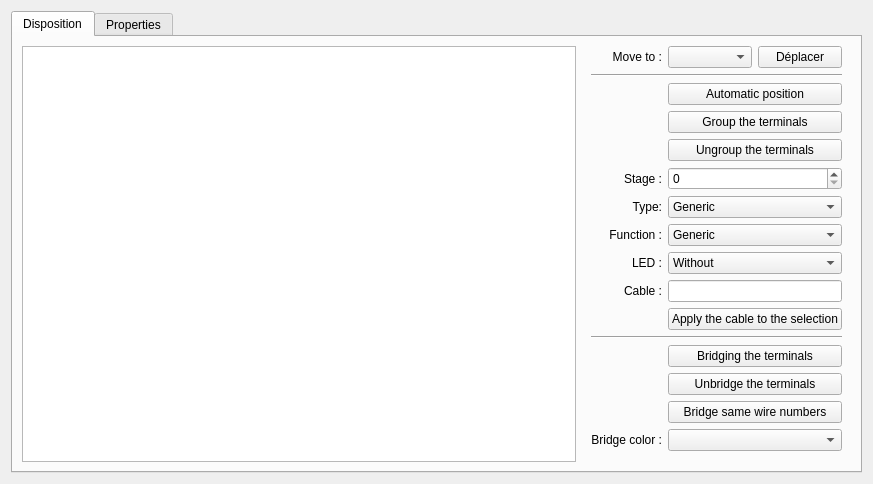
Qt form sources/TerminalStrip/ui/terminalstripeditor.ui (itaueira/qelectrotech-source) before a commit.
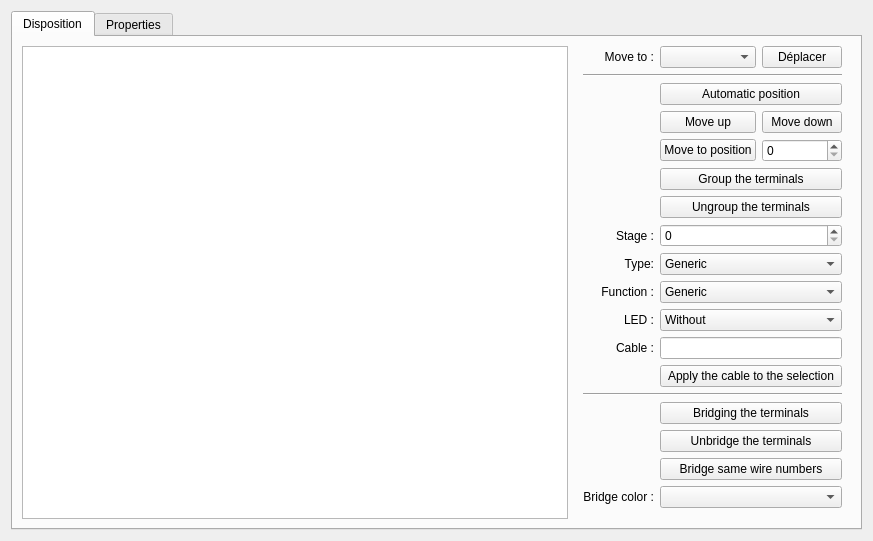
The same form after that commit. Icons and pictures are not drawn. Custom widgets are drawn as their Qt base class.

```diff
--- a/sources/TerminalStrip/ui/terminalstripeditor.ui
+++ b/sources/TerminalStrip/ui/terminalstripeditor.ui
@@ -33,7 +33,7 @@
           <property name="topMargin">
            <number>0</number>
           </property>
-          <item row="8" column="1" colspan="2">
+          <item row="10" column="1" colspan="2">
            <widget class="QComboBox" name="m_led_cb">
             <item>
              <property name="text">
@@ -67,10 +67,10 @@
             </property>
            </widget>
           </item>
-          <item row="15" column="1" colspan="2">
+          <item row="17" column="1" colspan="2">
            <widget class="KColorCombo" name="m_bridge_color_cb"/>
           </item>
-          <item row="5" column="0">
+          <item row="7" column="0">
            <widget class="QLabel" name="label_6">
             <property name="text">
              <string>Stage :</string>
@@ -80,7 +80,7 @@
             </property>
            </widget>
           </item>
-          <item row="6" column="0">
+          <item row="8" column="0">
            <widget class="QLabel" name="label_7">
             <property name="text">
              <string>Type:</string>
@@ -90,7 +90,7 @@
             </property>
            </widget>
           </item>
-          <item row="15" column="0">
+          <item row="17" column="0">
            <widget class="QLabel" name="label_10">
             <property name="text">
              <string>Bridge color :</string>
@@ -100,7 +100,7 @@
             </property>
            </widget>
           </item>
-          <item row="6" column="1" colspan="2">
+          <item row="8" column="1" colspan="2">
            <widget class="QComboBox" name="m_type_cb">
             <item>
              <property name="text">
@@ -154,7 +154,7 @@
             </item>
            </widget>
           </item>
-          <item row="8" column="0">
+          <item row="10" column="0">
            <widget class="QLabel" name="label_9">
             <property name="text">
              <string>LED :</string>
@@ -164,7 +164,7 @@
             </property>
            </widget>
           </item>
-          <item row="9" column="0">
+          <item row="11" column="0">
            <widget class="QLabel" name="label_cable">
             <property name="text">
              <string>Cable :</string>
@@ -174,14 +174,14 @@
             </property>
            </widget>
           </item>
-          <item row="9" column="1" colspan="2">
+          <item row="11" column="1" colspan="2">
            <widget class="QLineEdit" name="m_cable_le">
             <property name="toolTip">
              <string>Name of the cable of the selected terminals</string>
             </property>
            </widget>
           </item>
-          <item row="10" column="1" colspan="2">
+          <item row="12" column="1" colspan="2">
            <widget class="QPushButton" name="m_cable_apply_pb">
             <property name="toolTip">
              <string>Set the cable name to all the selected terminals</string>
@@ -191,14 +191,14 @@
             </property>
            </widget>
           </item>
-          <item row="11" column="0" colspan="3">
+          <item row="13" column="0" colspan="3">
            <widget class="Line" name="line_2">
             <property name="orientation">
              <enum>Qt::Horizontal</enum>
             </property>
            </widget>
           </item>
-          <item row="16" column="0">
+          <item row="18" column="0">
            <spacer name="verticalSpacer">
             <property name="orientation">
              <enum>Qt::Vertical</enum>
@@ -211,7 +211,7 @@
             </property>
            </spacer>
           </item>
-          <item row="7" column="0">
+          <item row="9" column="0">
            <widget class="QLabel" name="label_8">
             <property name="text">
              <string>Function :</string>
@@ -231,7 +231,7 @@
             </property>
            </widget>
           </item>
-          <item row="7" column="1" colspan="2">
+          <item row="9" column="1" colspan="2">
            <widget class="QComboBox" name="m_function_cb">
             <item>
              <property name="text">
@@ -257,7 +257,7 @@
             </property>
            </widget>
           </item>
-          <item row="5" column="1" colspan="2">
+          <item row="7" column="1" colspan="2">
            <widget class="QSpinBox" name="m_level_sb">
             <property name="maximum">
              <number>6</number>
@@ -271,35 +271,72 @@
             </property>
            </widget>
           </item>
-          <item row="3" column="1" colspan="2">
+          <item row="3" column="1">
+           <widget class="QPushButton" name="m_move_up_pb">
+            <property name="toolTip">
+             <string>Move the selected terminals one place up, keeping their labels.</string>
+            </property>
+            <property name="text">
+             <string>Move up</string>
+            </property>
+           </widget>
+          </item>
+          <item row="3" column="2">
+           <widget class="QPushButton" name="m_move_down_pb">
+            <property name="toolTip">
+             <string>Move the selected terminals one place down, keeping their labels.</string>
+            </property>
+            <property name="text">
+             <string>Move down</string>
+            </property>
+           </widget>
+          </item>
+          <item row="4" column="1">
+           <widget class="QPushButton" name="m_move_to_position_pb">
+            <property name="toolTip">
+             <string>Move the selected terminals, as one block, to the position beside, keeping their labels.</string>
+            </property>
+            <property name="text">
+             <string>Move to position</string>
+            </property>
+           </widget>
+          </item>
+          <item row="4" column="2">
+           <widget class="QSpinBox" name="m_position_sb">
+            <property name="toolTip">
+             <string>Position counted as in the Position column, from 0.</string>
+            </property>
+           </widget>
+          </item>
+          <item row="5" column="1" colspan="2">
            <widget class="QPushButton" name="m_group_terminals_pb">
             <property name="text">
              <string>Group the terminals</string>
             </property>
            </widget>
           </item>
-          <item row="4" column="1" colspan="2">
+          <item row="6" column="1" colspan="2">
            <widget class="QPushButton" name="m_ungroup_pb">
             <property name="text">
              <string>Ungroup the terminals</string>
             </property>
            </widget>
           </item>
-          <item row="12" column="1" colspan="2">
+          <item row="14" column="1" colspan="2">
            <widget class="QPushButton" name="m_bridge_terminals_pb">
             <property name="text">
              <string>Bridging the terminals</string>
             </property>
            </widget>
           </item>
-          <item row="13" column="1" colspan="2">
+          <item row="15" column="1" colspan="2">
            <widget class="QPushButton" name="m_unbridge_terminals_pb">
             <property name="text">
              <string>Unbridge the terminals</string>
             </property>
            </widget>
           </item>
-          <item row="14" column="1" colspan="2">
+          <item row="16" column="1" colspan="2">
            <widget class="QPushButton" name="m_bridge_same_wire_pb">
             <property name="toolTip">
              <string>Bridge each run of adjacent terminals with the same wire number; only generic and ground terminals are bridged.</string>
```
